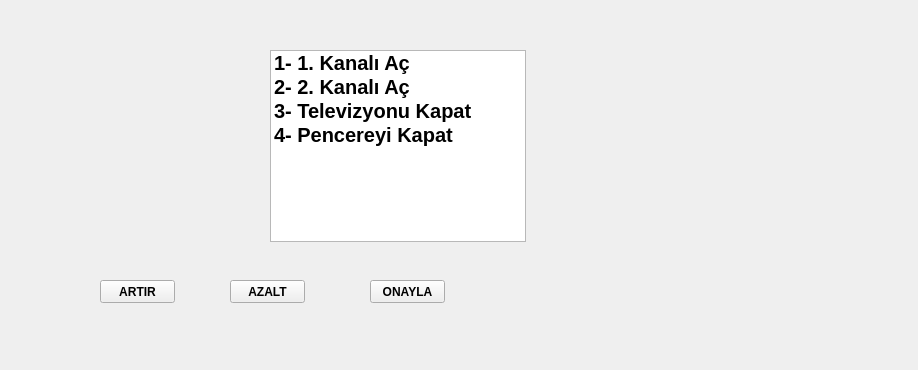
ozkandgn/IotOperationsWithEyes, file Interface/television.ui: the form before one commit.
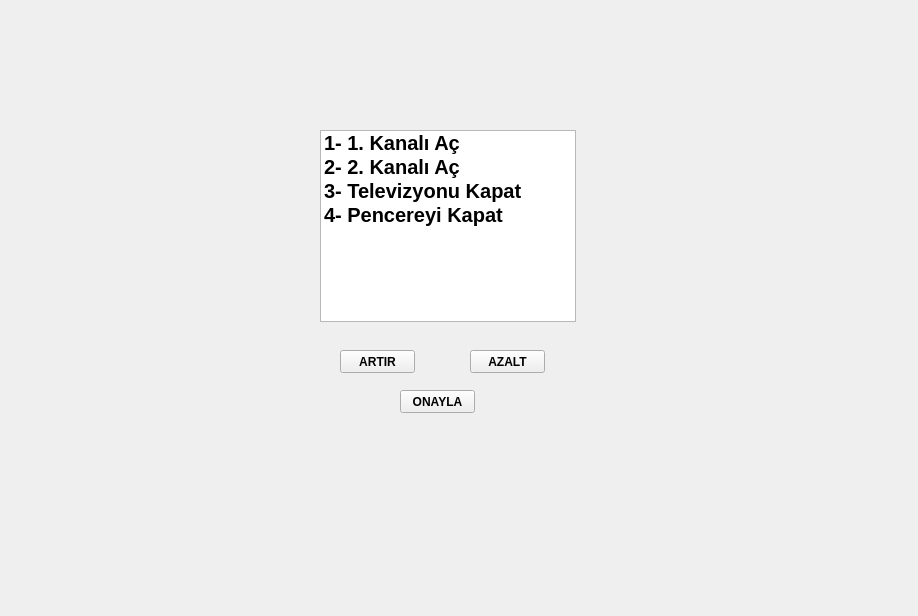
The form after the commit.

The edit to the form file:
```diff
--- a/Interface/television.ui
+++ b/Interface/television.ui
@@ -7,7 +7,7 @@
     <x>0</x>
     <y>0</y>
     <width>918</width>
-    <height>370</height>
+    <height>616</height>
    </rect>
   </property>
   <property name="windowTitle">
@@ -17,8 +17,8 @@
    <widget class="QListWidget" name="tvListWidget">
     <property name="geometry">
      <rect>
-      <x>270</x>
-      <y>50</y>
+      <x>320</x>
+      <y>130</y>
       <width>256</width>
       <height>192</height>
      </rect>
@@ -74,8 +74,8 @@
    <widget class="QPushButton" name="tvArtirBtn">
     <property name="geometry">
      <rect>
-      <x>100</x>
-      <y>280</y>
+      <x>340</x>
+      <y>350</y>
       <width>75</width>
       <height>23</height>
      </rect>
@@ -93,8 +93,8 @@
    <widget class="QPushButton" name="tvAzaltBtn">
     <property name="geometry">
      <rect>
-      <x>230</x>
-      <y>280</y>
+      <x>470</x>
+      <y>350</y>
       <width>75</width>
       <height>23</height>
      </rect>
@@ -112,8 +112,8 @@
    <widget class="QPushButton" name="tvOnaylaBtn">
     <property name="geometry">
      <rect>
-      <x>370</x>
-      <y>280</y>
+      <x>400</x>
+      <y>390</y>
       <width>75</width>
       <height>23</height>
      </rect>
```
